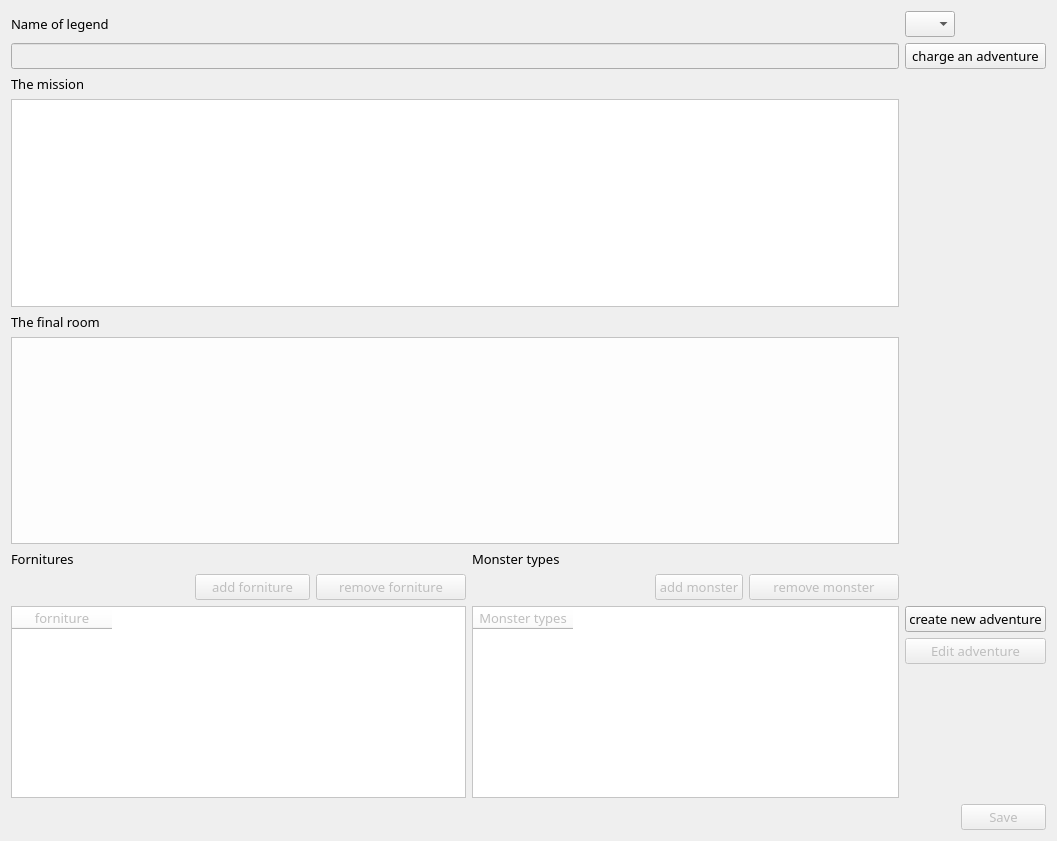
First picture: the form in adventures_panel_settings.ui, repository pyarchinit/heroquest_legends, before the edit.
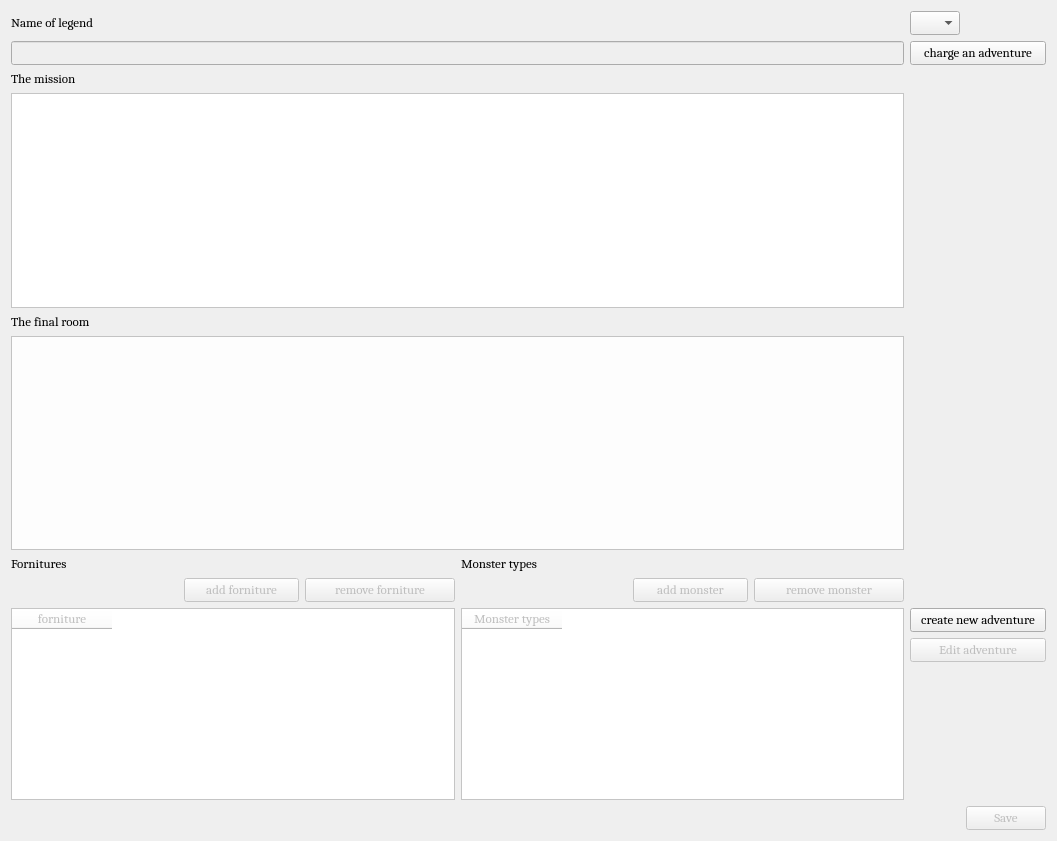
Second picture: the form after the edit.

```diff
--- a/adventures_panel_settings.ui
+++ b/adventures_panel_settings.ui
@@ -12,7 +12,7 @@
   </property>
   <property name="font">
    <font>
-    <family>Viner Hand ITC</family>
+    <family>Cambria</family>
     <pointsize>10</pointsize>
     <weight>50</weight>
     <italic>false</italic>
@@ -40,7 +40,7 @@
      </property>
      <property name="font">
       <font>
-       <family>Viner Hand ITC</family>
+       <family>Cambria</family>
        <pointsize>10</pointsize>
        <weight>50</weight>
        <italic>false</italic>
@@ -379,9 +379,15 @@
      <property name="enabled">
       <bool>false</bool>
      </property>
+     <property name="minimumSize">
+      <size>
+       <width>115</width>
+       <height>0</height>
+      </size>
+     </property>
      <property name="maximumSize">
       <size>
-       <width>100</width>
+       <width>110</width>
        <height>16777215</height>
       </size>
      </property>
```
Left out of the diff: 2 changed lines with no effect on the pictures.
